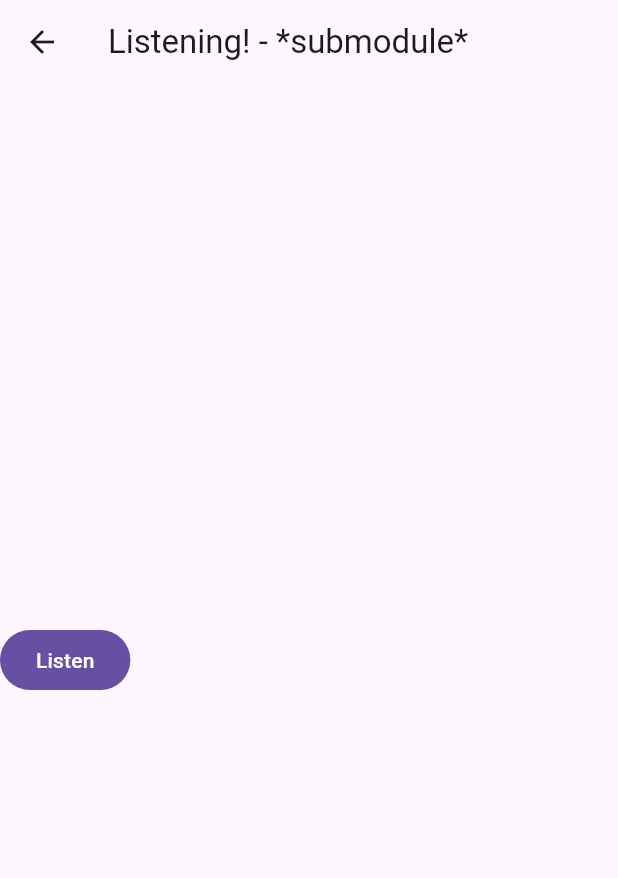
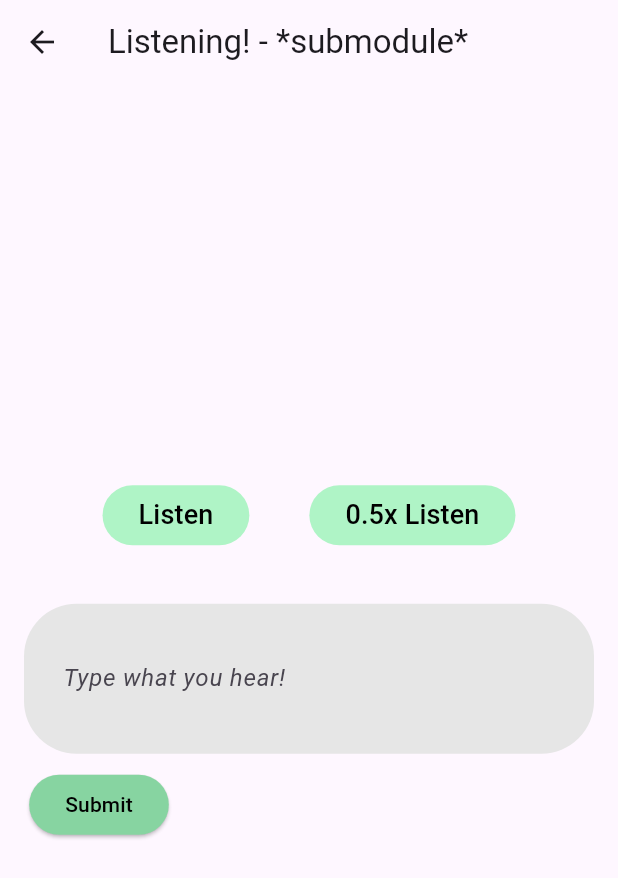
Before and after one commit to monsimb/CSCE3444_SoftwareEng, a Flutter app: the _ModulePageState screen opened directly, after a tap on "Listening", on a phone screen of 412 x 824 dp. Shown: the top 878 px of the screen. Run offline on Flutter 3.47's test engine with Material 3 defaults, Android fonts, the phone set to English and light mode, and no system bars; our stand-ins replace audioplayers.

Commit message:
updated module, listening, and reading

```diff
--- a/lib/main.dart
+++ b/lib/main.dart
@@ -119,8 +119,9 @@ class _HomePageState extends State<HomePage> with TickerProviderStateMixin {
           const Padding(
               padding: EdgeInsets.only(left: 15, right: 290, top: 30),
               child: Text('Modules',
-                  style:
-                      TextStyle(fontSize: 25.0, fontWeight: FontWeight.bold))),
+                  style: TextStyle(
+                    fontSize: 25.0,
+                    fontWeight: FontWeight.bold))),
         ]));
   }
 
@@ -346,40 +347,6 @@ class _HomePageState extends State<HomePage> with TickerProviderStateMixin {
     );
   }
 
-  Widget banner(String text,
-      {required Color backgroundColor,
-      String subtext = '',
-      Color textColor = Colors.black}) {
-    return Container(
-      decoration: BoxDecoration(
-        color: backgroundColor,
-        borderRadius: BorderRadius.circular(15.0),
-      ),
-      padding: const EdgeInsets.all(16.0),
-      child: Column(
-        mainAxisAlignment: MainAxisAlignment.start,
-        children: [
-          Align(
-              alignment: Alignment.centerLeft,
-              child: Text(
-                text,
-                style: TextStyle(
-                    fontSize: 24,
-                    fontWeight: FontWeight.bold,
-                    color: textColor),
-              )),
-          if (subtext.isNotEmpty)
-            Align(
-                alignment: Alignment.centerLeft,
-                child: Text(
-                  subtext,
-                  style: TextStyle(fontSize: 16, color: textColor),
-                )),
-        ],
-      ),
-    );
-  }
-
 /*
   Widget banner(text, {subtext = ''}){
     const colors = Color(0xFFB0F9D4);
@@ -523,7 +490,7 @@ class _HomePageState extends State<HomePage> with TickerProviderStateMixin {
 
 class _ModulePageState extends StatelessWidget {
   //functions for main page would go here
-  void module() {}
+  void module() {}    // TODO: add parameters page title (module/submodule) and color
 
   @override
   Widget build(BuildContext context) {
@@ -532,51 +499,55 @@ class _ModulePageState extends StatelessWidget {
       appBar: AppBar(
         title: const Text('Directions'), // remove if no title is to displayed
       ),
-      body: Column(
+      body: Center(
+        child: Column(
           children: <Widget>[
             // all widgets on home page
-          const SizedBox(
-              width: 400,
-              height: 50,
-              child: Text(
-                  'module')), // change the dimensions to be phone dim dependent (ratio)
-          const SizedBox(height: 5), // spacer
-          const Row(
-              mainAxisAlignment: MainAxisAlignment.center,
-              children: <Widget>[
-                SizedBox(width: 340, height: 50, child: Text('module')),
-                SizedBox(width: 60, height: 50, child: Text('module'))
-              ]),
-          const Padding(
-              padding: EdgeInsets.only(right: 300, top: 30),
-              child: Text('Modules',
+            SizedBox(
+                width: 395,
+                height: 70,
+                child: banner('Search',
+                  backgroundColor: Color.fromARGB(255, 230, 230, 230))), // TODO: change the dimensions to be phone dim dependent (ratio)
+            // const SizedBox(height: 5), // spacer
+            // const Row(
+            //     mainAxisAlignment: MainAxisAlignment.center,
+            //     children: <Widget>[
+            //       SizedBox(width: 340, height: 50, child: Text('module')),
+            //       SizedBox(width: 60, height: 50, child: Text('module'))
+            //     ]),
+            const Align(
+                alignment: Alignment.centerLeft,
+                child: Padding(
+                  padding: EdgeInsets.only(left: 18, top: 50, bottom: 15),
+                  child: Text('Module Title',
                       style:
-                      TextStyle(fontSize: 20.0, fontWeight: FontWeight.bold))),
-          const SizedBox(width: 400, height: 100, child: Text('module')),
-
-          const SizedBox(height: 15), // spacer
+                          TextStyle(fontSize: 35.0, fontWeight: FontWeight.bold)))),
+            // const SizedBox(width: 400, height: 100, child: Text('module')),
 
             lsrButtons(context, 1)
           ],
-      ),
+      )),
     );
   }
 
   Widget lsrButtons(BuildContext context, int id) {
-    const spacer = SizedBox(height: 10);
-    final ButtonStyle btnStyle = ElevatedButton.styleFrom(
-      minimumSize: const Size(250, 60),
+    /* Style settings (Button/Text) */
+    const spacer = SizedBox(height: 25);
+    final ButtonStyle btnStyle = FilledButton.styleFrom(
+      minimumSize: const Size(0, 80),
+      backgroundColor:  Color.fromARGB(255, 175, 244, 198),
       shape: const RoundedRectangleBorder(
         borderRadius: BorderRadius.all(Radius.circular(40)),
       ),
     );
     const TextStyle tStyle = TextStyle(
-      fontWeight: FontWeight.bold,
+      fontWeight: FontWeight.w700,
+      fontSize: 25
     );
 
+    /* Actual Button Implementation */
     return Stack(children: <Widget>[
       Column(mainAxisAlignment: MainAxisAlignment.center, children: <Widget>[
-        spacer,
         // LISTENING BUTTON
         FilledButton.tonal(
           style: btnStyle,
@@ -585,10 +556,13 @@ class _ModulePageState extends StatelessWidget {
               return _ListeningState();
             }));
           },
+          child: Align(
+            alignment: Alignment.centerLeft,
+            widthFactor: 3.25,
             child: const Text(
             'Listening',
             style: tStyle,
-            )),
+          ))),
         spacer,
         // SPEAKING BUTTON
         FilledButton.tonal(
@@ -598,10 +572,13 @@ class _ModulePageState extends StatelessWidget {
               return _ListeningState();
             }));
           },
+          child: Align(
+            alignment: Alignment.centerLeft,
+            widthFactor: 3.25,
             child: const Text(
             'Speaking',
             style: tStyle,
-            )),
+          ))),
         spacer,
         // READING BUTTON
         FilledButton.tonal(
@@ -611,13 +588,51 @@ class _ModulePageState extends StatelessWidget {
               return _ReadingState();
             }));
           },
+          child: Align(
+            alignment: Alignment.centerLeft,
+            widthFactor: 3.7,
             child: const Text(
             'Reading',
             style: tStyle,
-            )),
+          ))),
+          // TODO: add progress button
       ])
     ]);
   }
+}
+
+ Widget banner(String text,
+      {required Color backgroundColor,
+      String subtext = '',
+      Color textColor = Colors.black}) {
+    return Container(
+      decoration: BoxDecoration(
+        color: backgroundColor,
+        borderRadius: BorderRadius.circular(15.0),
+      ),
+      padding: const EdgeInsets.all(16.0),
+      child: Column(
+        mainAxisAlignment: MainAxisAlignment.start,
+        children: [
+          Align(
+              alignment: Alignment.centerLeft,
+              child: Text(
+                text,
+                style: TextStyle(
+                    fontSize: 24,
+                    fontWeight: FontWeight.bold,
+                    color: textColor),
+              )),
+          if (subtext.isNotEmpty)
+            Align(
+                alignment: Alignment.centerLeft,
+                child: Text(
+                  subtext,
+                  style: TextStyle(fontSize: 16, color: textColor),
+                )),
+        ],
+      ),
+    );
   }
 
 class _ListeningState extends StatelessWidget {
@@ -625,42 +640,119 @@ class _ListeningState extends StatelessWidget {
 
   @override
   Widget build(BuildContext context) {
+    const spacer = SizedBox(height: 35);
     return Scaffold(
         appBar: AppBar(
           title: const Text(
               'Listening! - *submodule*'), // remove if no title is to displayed
         ),
-        body: Column(
+        body: Column(   // TODO: add icon
           mainAxisAlignment: MainAxisAlignment.center,
+          children: <Widget>[
+            Row(
+              mainAxisAlignment: MainAxisAlignment.center,
+              crossAxisAlignment: CrossAxisAlignment.center,
               children: [
-            FilledButton(
+                Padding(
+                  padding: EdgeInsets.only(right: 40),
+                  child: FilledButton(
+                    style: FilledButton.styleFrom(backgroundColor: Color.fromARGB(255, 175, 244, 198)),
                     onPressed: () {
                       player.play(AssetSource('audio/Page16-Ask-for-Help.mp3'));
                     },
-                child: const Text('Listen'))
+                    child: const Text(
+                      'Listen',
+                      style: TextStyle(
+                        color: Colors.black,
+                        fontSize: 18))
+                  )
+                ),
+                Padding(
+                  padding: EdgeInsets.only(),
+                  child: FilledButton(
+                    style: FilledButton.styleFrom(backgroundColor: Color.fromARGB(255, 175, 244, 198)),
+                    onPressed: () {
+                      player.play(AssetSource('audio/Page16-Ask-for-Help.mp3'));
+                    },
+                    child: const Text(
+                      '0.5x Listen',
+                      style: TextStyle(
+                        color: Colors.black,
+                        fontSize: 18))
+                  )
+                )
+              ]),
+            spacer,
+            Container(
+              decoration: BoxDecoration(
+                color: Color.fromARGB(255, 230, 230, 230),
+                borderRadius: BorderRadius.circular(35.0)),
+              padding: const EdgeInsets.all(16.0),
+              alignment: Alignment.center,
+              width: 380,
+              height: 100,
+              child: TextFormField(
+                decoration: InputDecoration(
+                  border: InputBorder.none,
+                  hintText: 'Type what you hear!',
+                  hintStyle: TextStyle(fontStyle: FontStyle.italic),
+                  contentPadding: EdgeInsets.only(left: 10)),
+                // validator: (value) {
+                //   if(value != 'test') {
+                //     return 'Sorry, that is incorrect.';
+                //   }
+                // }
+              )
+            ),
+            Padding(
+              padding: const EdgeInsets.only(top: 10, right: 280),
+              child: ElevatedButton(
+                onPressed: () {
+                    ScaffoldMessenger.of(context).showSnackBar(
+                      const SnackBar(content: Text('Getting feedback')),
+                    );
+                  },
+                style: ElevatedButton.styleFrom(
+                  backgroundColor:Color.fromARGB(255, 135, 212, 161)),
+                child: const Text('Submit', style: TextStyle(color: Colors.black))
+              ),
+            ),
           ],
         ));
+        // TODO: add feedback
   }
 }
 
 class _ReadingState extends StatelessWidget {
   @override
   Widget build(BuildContext context) {
+    const spacer = SizedBox(height: 35);
     return Scaffold(
       appBar: AppBar(
         title: const Text(
             'Reading! - *submodule*'), // remove if no title is to displayed
       ),
       body: Column(
-          mainAxisAlignment: MainAxisAlignment.center,
-          crossAxisAlignment: CrossAxisAlignment.center,
           children: [
-            Image.asset(
+            Align(
+              alignment: Alignment.topLeft,
+              child: Padding(
+                padding: EdgeInsets.only(left: 20, top: 10),
+                child: Text('Reading',
+                  style: TextStyle(fontSize: 30.0, fontWeight: FontWeight.bold)))),
+            spacer,
+            Align(
+              alignment: Alignment.center,
+              child: Image.asset(
                 'assets\\osvaldo.png',
-              height: 200,
-              width: 200,
-            ),
+                height: 250,
+                width: 250,
+              )),
           ],
-        ));
+        )
+      );
   }
 }
+// TODO: Add Speaking State
+// TODO: Add Progress State
+// TODO: Add Quiz State
```
Lines whose indentation alone changed are shown as unchanged.
